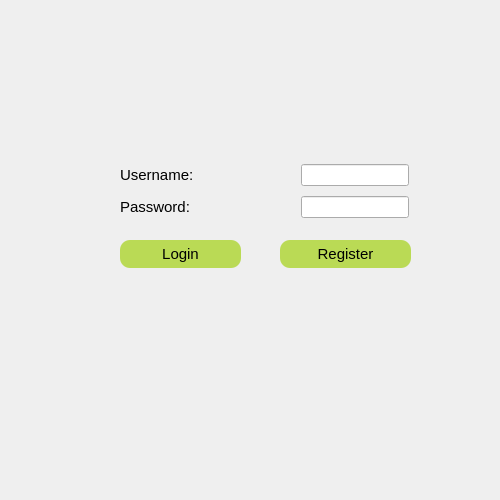
Qt form Store/loginpage.ui (SamanOmidi/GroceryStore) before a commit.
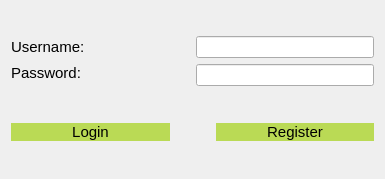
The same form after that commit.

```diff
--- a/Store/loginpage.ui
+++ b/Store/loginpage.ui
@@ -6,10 +6,16 @@
    <rect>
     <x>0</x>
     <y>0</y>
-    <width>500</width>
-    <height>500</height>
+    <width>385</width>
+    <height>179</height>
    </rect>
   </property>
+  <property name="sizePolicy">
+   <sizepolicy hsizetype="Fixed" vsizetype="Fixed">
+    <horstretch>0</horstretch>
+    <verstretch>0</verstretch>
+   </sizepolicy>
+  </property>
   <property name="windowTitle">
    <string>Dialog</string>
   </property>
@@ -25,56 +31,19 @@
   	background: #BADA55;
 }</string>
   </property>
-  <widget class="QPushButton" name="loginbutton">
-   <property name="geometry">
-    <rect>
-     <x>120</x>
-     <y>240</y>
-     <width>121</width>
-     <height>28</height>
-    </rect>
-   </property>
-   <property name="font">
-    <font>
-     <pointsize>11</pointsize>
-    </font>
-   </property>
-   <property name="text">
-    <string>Login</string>
-   </property>
-  </widget>
-  <widget class="QPushButton" name="registerbutton">
-   <property name="geometry">
-    <rect>
-     <x>280</x>
-     <y>240</y>
-     <width>131</width>
-     <height>28</height>
-    </rect>
-   </property>
-   <property name="font">
-    <font>
-     <pointsize>11</pointsize>
-    </font>
-   </property>
-   <property name="text">
-    <string>Register</string>
-   </property>
-  </widget>
-  <widget class="QWidget" name="">
-   <property name="geometry">
-    <rect>
-     <x>120</x>
-     <y>160</y>
-     <width>289</width>
-     <height>62</height>
-    </rect>
-   </property>
-   <layout class="QVBoxLayout" name="verticalLayout">
+  <layout class="QVBoxLayout" name="verticalLayout_3">
     <item>
      <layout class="QHBoxLayout" name="horizontalLayout">
       <item>
+      <layout class="QVBoxLayout" name="verticalLayout_2">
+       <item>
        <widget class="QLabel" name="usernamelabel">
+         <property name="sizePolicy">
+          <sizepolicy hsizetype="Expanding" vsizetype="Fixed">
+           <horstretch>0</horstretch>
+           <verstretch>0</verstretch>
+          </sizepolicy>
+         </property>
         <property name="font">
          <font>
           <pointsize>11</pointsize>
@@ -86,34 +55,13 @@
        </widget>
       </item>
       <item>
-       <spacer name="horizontalSpacer">
-        <property name="orientation">
-         <enum>Qt::Horizontal</enum>
-        </property>
-        <property name="sizeHint" stdset="0">
-         <size>
-          <width>60</width>
-          <height>20</height>
-         </size>
-        </property>
-       </spacer>
-      </item>
-      <item>
-       <widget class="QLineEdit" name="usernameline">
-        <property name="sizePolicy">
-         <sizepolicy hsizetype="Fixed" vsizetype="Fixed">
-          <horstretch>0</horstretch>
-          <verstretch>0</verstretch>
-         </sizepolicy>
-        </property>
-       </widget>
-      </item>
-     </layout>
-    </item>
-    <item>
-     <layout class="QHBoxLayout" name="horizontalLayout_2">
-      <item>
        <widget class="QLabel" name="passwordlabel">
+         <property name="sizePolicy">
+          <sizepolicy hsizetype="Expanding" vsizetype="Fixed">
+           <horstretch>0</horstretch>
+           <verstretch>0</verstretch>
+          </sizepolicy>
+         </property>
         <property name="font">
          <font>
           <pointsize>11</pointsize>
@@ -124,21 +72,28 @@
         </property>
        </widget>
       </item>
+      </layout>
+     </item>
       <item>
-       <spacer name="horizontalSpacer_2">
-        <property name="orientation">
-         <enum>Qt::Horizontal</enum>
-        </property>
-        <property name="sizeHint" stdset="0">
-         <size>
-          <width>40</width>
-          <height>20</height>
-         </size>
-        </property>
-       </spacer>
+      <layout class="QVBoxLayout" name="verticalLayout">
+       <item>
+        <widget class="QLineEdit" name="usernameline">
+         <property name="sizePolicy">
+          <sizepolicy hsizetype="Expanding" vsizetype="Fixed">
+           <horstretch>0</horstretch>
+           <verstretch>0</verstretch>
+          </sizepolicy>
+         </property>
+        </widget>
       </item>
       <item>
        <widget class="QLineEdit" name="passwordline">
+         <property name="sizePolicy">
+          <sizepolicy hsizetype="Expanding" vsizetype="Fixed">
+           <horstretch>0</horstretch>
+           <verstretch>0</verstretch>
+          </sizepolicy>
+         </property>
         <property name="echoMode">
          <enum>QLineEdit::Password</enum>
         </property>
@@ -147,7 +102,74 @@
      </layout>
     </item>
    </layout>
-  </widget>
+   </item>
+   <item>
+    <spacer name="verticalSpacer">
+     <property name="orientation">
+      <enum>Qt::Vertical</enum>
+     </property>
+     <property name="sizeType">
+      <enum>QSizePolicy::Fixed</enum>
+     </property>
+     <property name="sizeHint" stdset="0">
+      <size>
+       <width>20</width>
+       <height>5</height>
+      </size>
+     </property>
+    </spacer>
+   </item>
+   <item>
+    <layout class="QHBoxLayout" name="horizontalLayout_2">
+     <item>
+      <widget class="QPushButton" name="loginbutton">
+       <property name="font">
+        <font>
+         <pointsize>11</pointsize>
+        </font>
+       </property>
+       <property name="text">
+        <string>Login</string>
+       </property>
+      </widget>
+     </item>
+     <item>
+      <spacer name="horizontalSpacer">
+       <property name="orientation">
+        <enum>Qt::Horizontal</enum>
+       </property>
+       <property name="sizeType">
+        <enum>QSizePolicy::Fixed</enum>
+       </property>
+       <property name="sizeHint" stdset="0">
+        <size>
+         <width>40</width>
+         <height>20</height>
+        </size>
+       </property>
+      </spacer>
+     </item>
+     <item>
+      <widget class="QPushButton" name="registerbutton">
+       <property name="sizePolicy">
+        <sizepolicy hsizetype="Minimum" vsizetype="Fixed">
+         <horstretch>0</horstretch>
+         <verstretch>0</verstretch>
+        </sizepolicy>
+       </property>
+       <property name="font">
+        <font>
+         <pointsize>11</pointsize>
+        </font>
+       </property>
+       <property name="text">
+        <string>Register</string>
+       </property>
+      </widget>
+     </item>
+    </layout>
+   </item>
+  </layout>
  </widget>
  <resources/>
  <connections/>
```
Lines whose indentation alone changed are shown as unchanged.
